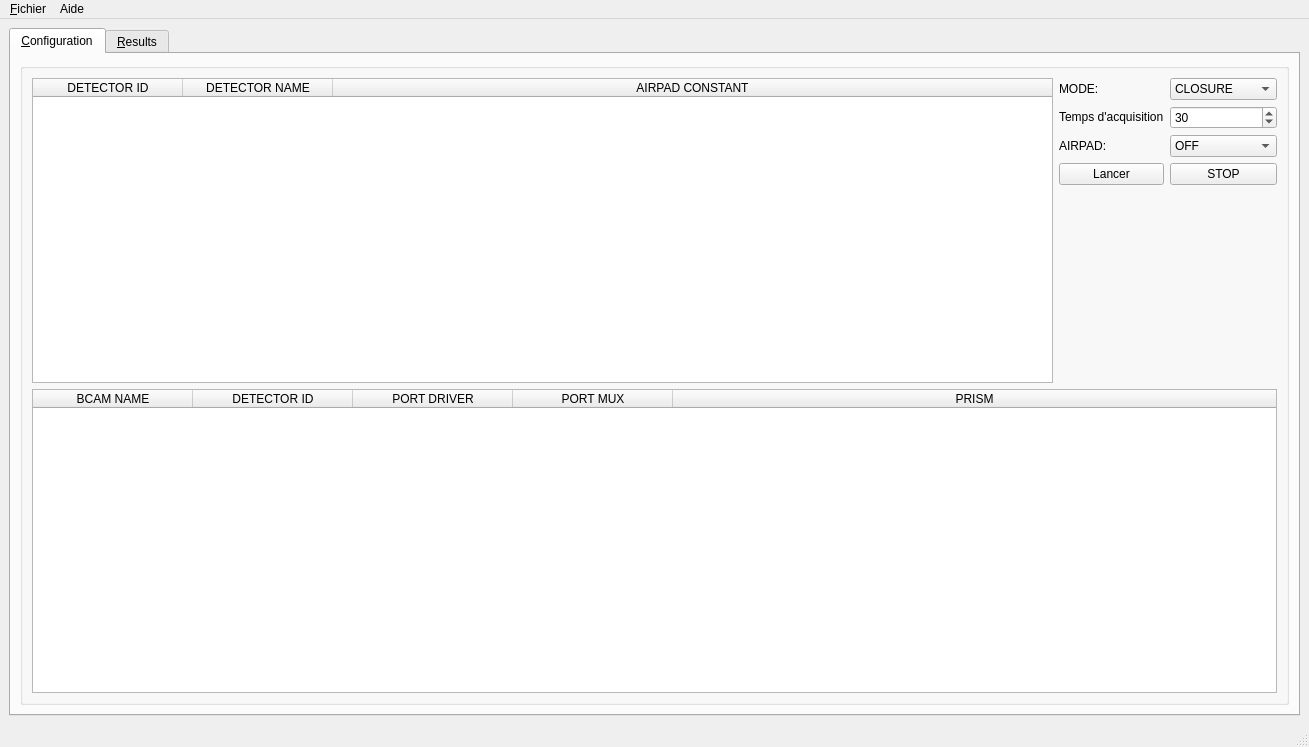
Before: the Qt Designer form ADEPO/ATLAS_BCAM.ui in CERN/atlas-adepo, drawn with Qt 5.
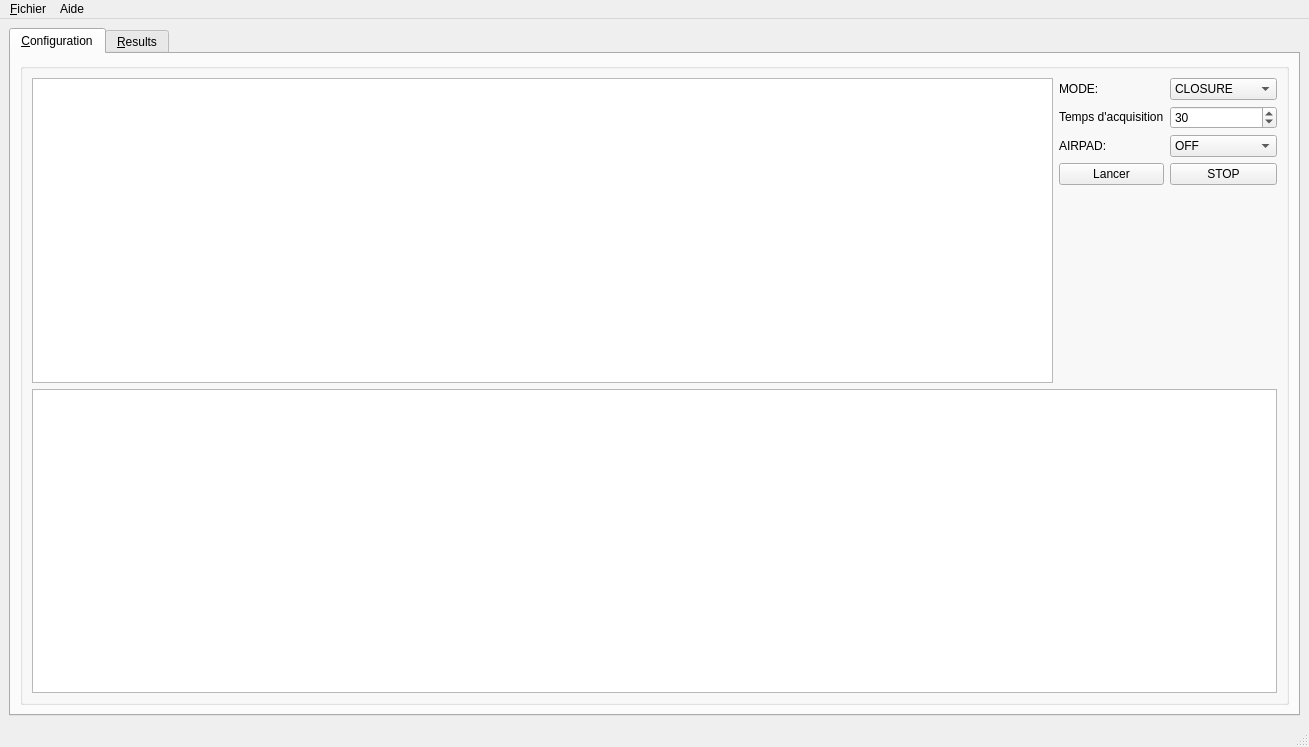
After: the same form once the commit is applied. Icons and pictures are not drawn.

Commit message: Hooked up status to status bar

The edit to the form file:
```diff
--- a/ADEPO/ATLAS_BCAM.ui
+++ b/ADEPO/ATLAS_BCAM.ui
@@ -96,7 +96,7 @@
                   <bool>true</bool>
                  </property>
                  <attribute name="horizontalHeaderVisible">
-                  <bool>true</bool>
+                  <bool>false</bool>
                  </attribute>
                  <attribute name="horizontalHeaderCascadingSectionResizes">
                   <bool>false</bool>
@@ -323,7 +323,7 @@
                 <bool>true</bool>
                </property>
                <attribute name="horizontalHeaderVisible">
-                <bool>true</bool>
+                <bool>false</bool>
                </attribute>
                <attribute name="horizontalHeaderDefaultSectionSize">
                 <number>160</number>
```
The commit also changes 2 other files.
